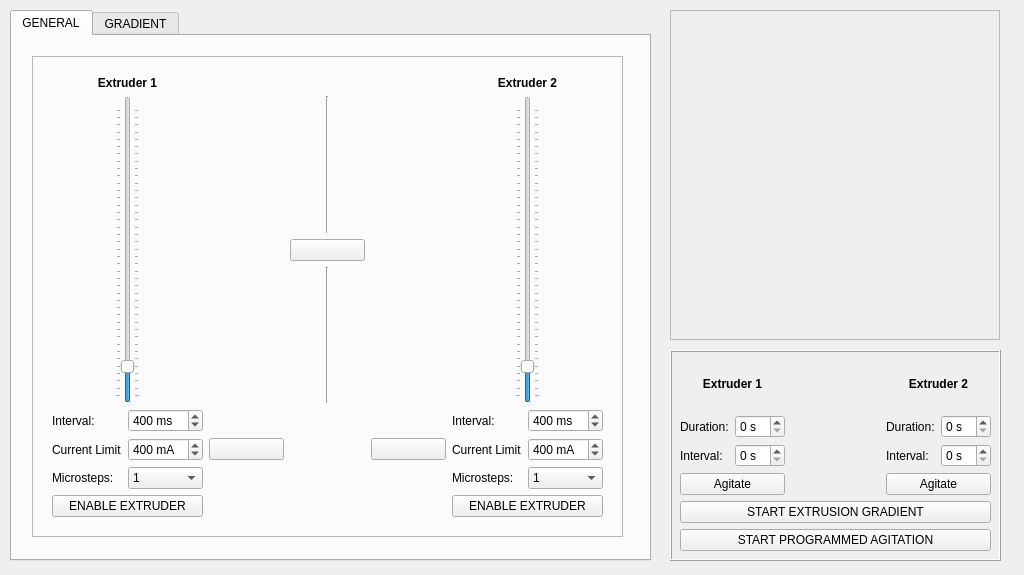
This is _ui/PME.ui in boydstongroup/PME-DEV as Qt 5 draws it before an edit. The edited form follows.
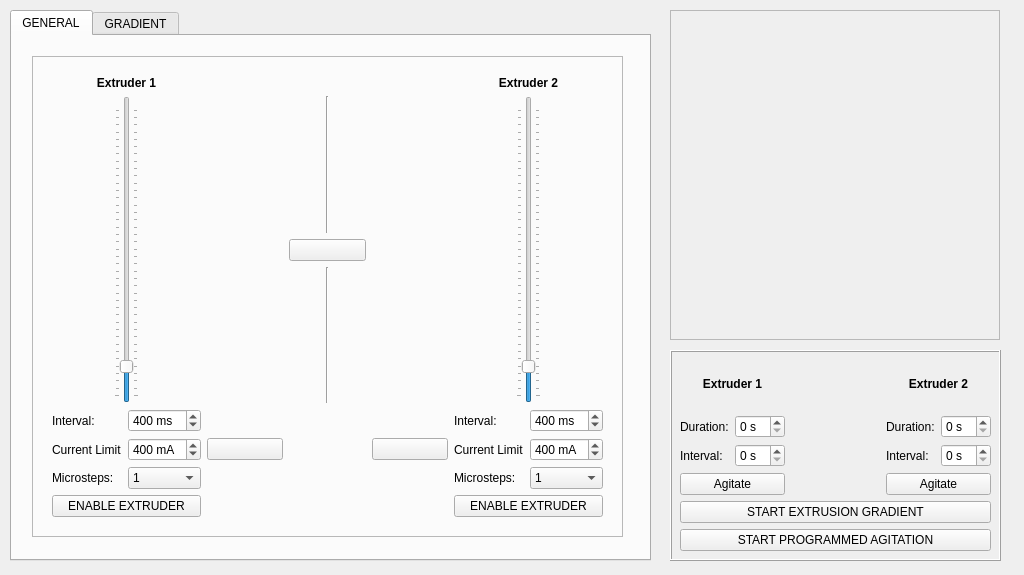
This is the edited form. Icons and pictures are not drawn.

```diff
--- a/_ui/PME.ui
+++ b/_ui/PME.ui
@@ -266,7 +266,7 @@
              <number>100</number>
             </property>
             <property name="maximum">
-             <number>1000</number>
+             <number>800</number>
             </property>
             <property name="singleStep">
              <number>100</number>
@@ -401,7 +401,7 @@
              <number>100</number>
             </property>
             <property name="maximum">
-             <number>1000</number>
+             <number>800</number>
             </property>
             <property name="singleStep">
              <number>100</number>
```
Left out of the diff: 4 changed lines with no effect on the pictures.
